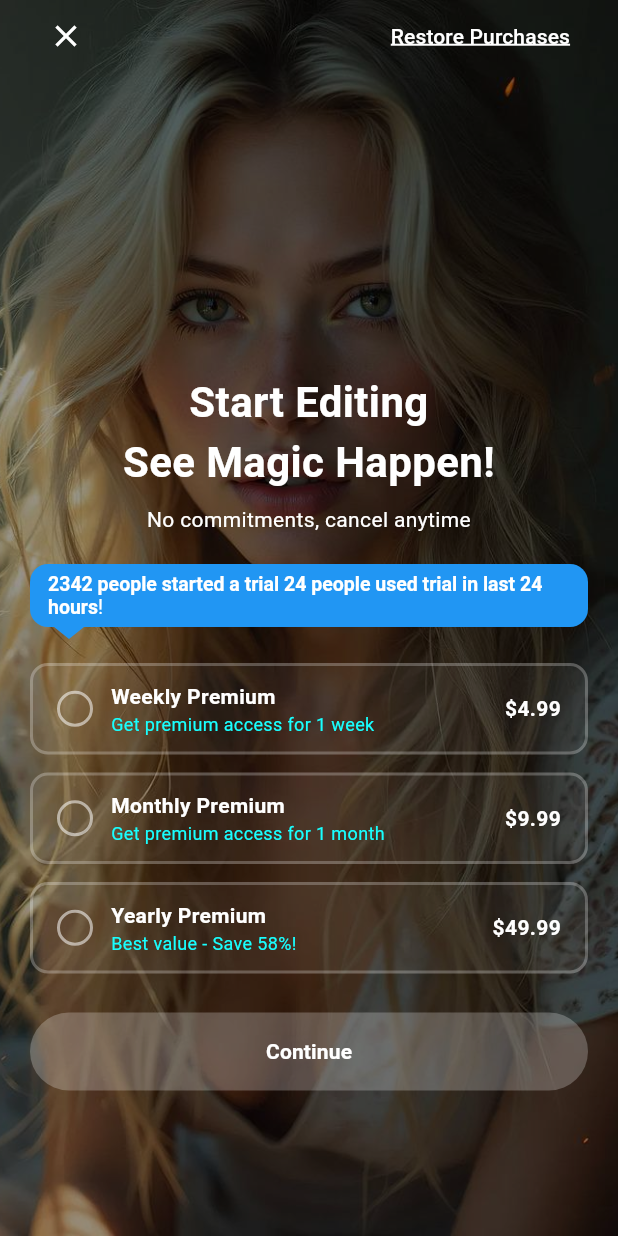
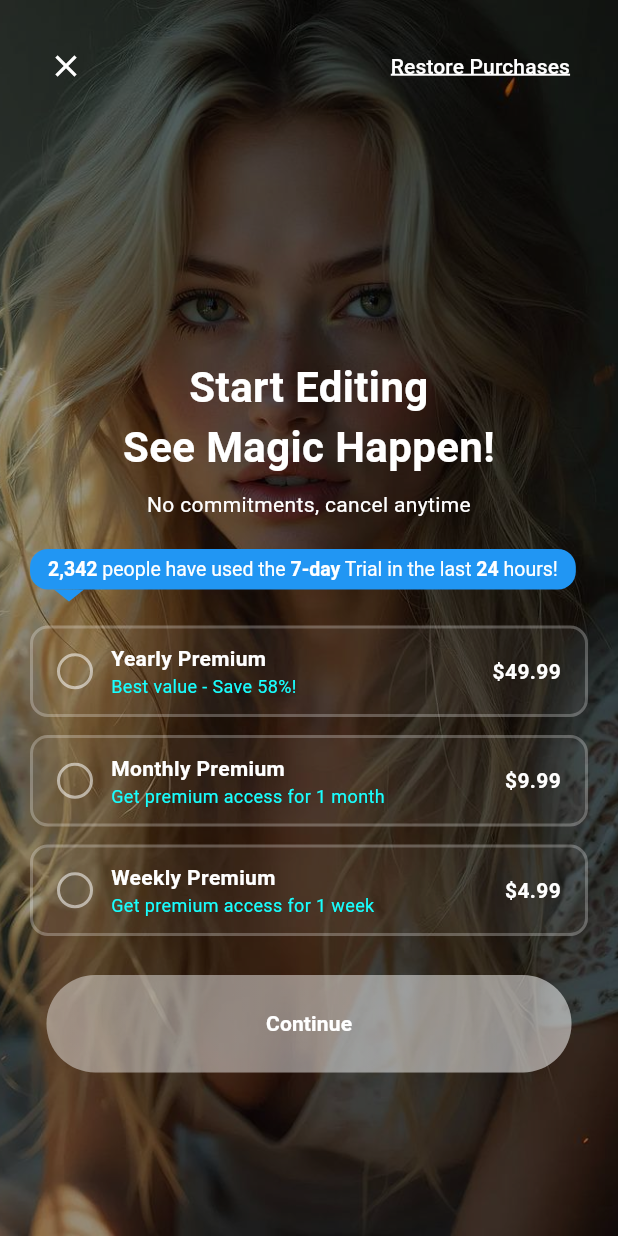
Before and after one commit to gorkemalgan/gui_paywall, a Flutter app: the screen it shows after launch, after a tap on "Video Up!", on a phone screen of 412 x 824 dp. Run offline on Flutter 3.47's test engine with Material 3 defaults, Android fonts, the phone set to English and light mode, and no system bars; our stand-ins replace carousel_slider, flutter_svg, lottie; missing offline and left inert: desktop_window; generated files the repository leaves out were written again.

Commit message:
Refactor VideoUpScreen layout by adjusting spacing, sorting product options, and enhancing button design for improved user experience.

```diff
--- a/lib/src/paywalls/paywall_videoup.dart
+++ b/lib/src/paywalls/paywall_videoup.dart
@@ -52,6 +52,7 @@ class _VideoUpScreenState extends State<VideoUpScreen> with PaywallSanityCheck<V
                           child: Column(
                             crossAxisAlignment: CrossAxisAlignment.stretch,
                             children: [
+                              const SizedBox(height: 20), //new line
                               Row(
                                 mainAxisAlignment: MainAxisAlignment.spaceBetween,
                                 children: [
@@ -76,7 +77,7 @@ class _VideoUpScreenState extends State<VideoUpScreen> with PaywallSanityCheck<V
                                 ],
                               ),
                               // Pushes down with Spacer
-                              const SizedBox(height: 200),
+                              const SizedBox(height: 170),
                               // The areas we want to appear below:
                               Text(
                                 context.localizations.startEditingSeeMagicHappen,
@@ -99,17 +100,22 @@ class _VideoUpScreenState extends State<VideoUpScreen> with PaywallSanityCheck<V
                                     child: RichText(
                                       text: TextSpan(
                                         style: const TextStyle(color: Colors.white, fontSize: 13),
-                                        children: [
-                                          TextSpan(
-                                            text: context.localizations.trialUserCount('2342'),
-                                            style: const TextStyle(fontWeight: FontWeight.bold),
+                                        children: <TextSpan>[
+                                          const TextSpan(
+                                            text: '2,342',
+                                            style: TextStyle(fontWeight: FontWeight.bold),
                                           ),
-                                          const TextSpan(text: ' '),
-                                          TextSpan(
-                                            text: context.localizations.trialUsedInLastHours('24'),
-                                            style: const TextStyle(fontWeight: FontWeight.bold),
+                                          const TextSpan(text: ' people have used the '),
+                                          const TextSpan(
+                                            text: '7-day',
+                                            style: TextStyle(fontWeight: FontWeight.bold),
                                           ),
-                                          const TextSpan(text: '!'),
+                                          const TextSpan(text: ' Trial in the last '),
+                                          const TextSpan(
+                                            text: '24',
+                                            style: TextStyle(fontWeight: FontWeight.bold),
+                                          ),
+                                          const TextSpan(text: ' hours!'),
                                         ],
                                       ),
                                     ),
@@ -125,16 +131,40 @@ class _VideoUpScreenState extends State<VideoUpScreen> with PaywallSanityCheck<V
                               ),
                               const SizedBox(height: 10),
 
-                              ...widget.paywall.products.map(
+                              ...(() {
+                                final sortedProducts = [...widget.paywall.products];
+                                sortedProducts.sort((a, b) {
+                                  // Yearly başa, weekly sona
+                                  if (a.period.displayName.toLowerCase().contains('year')) return -1;
+                                  if (b.period.displayName.toLowerCase().contains('year')) return 1;
+                                  if (a.period.displayName.toLowerCase().contains('week')) return 1;
+                                  if (b.period.displayName.toLowerCase().contains('week')) return -1;
+                                  return 0;
+                                });
+                                return sortedProducts.map(
                                   (product) => buildOptionTile(
                                     title: product.title ?? product.period.localizedName(context),
                                     subtitle: product.description ?? '',
                                     price: product.priceString_,
                                     value: product.storeId,
                                   ),
+                                );
+                              })(),
+                              const SizedBox(height: 20),
+                              Row(
+                                mainAxisAlignment: MainAxisAlignment.center,
+                                children: [
+                                  SizedBox(
+                                    height: 65,
+                                    width: 350,
+                                    child: AnimatedContainer(
+                                      duration: const Duration(milliseconds: 350),
+                                      curve: Curves.easeInOut,
+                                      decoration: BoxDecoration(
+                                        color: selectedPlanStoreId == null ? Colors.white24 : Colors.cyanAccent,
+                                        borderRadius: BorderRadius.circular(40),
                                       ),
-                              const SizedBox(height: 20),
-                              ElevatedButton(
+                                      child: ElevatedButton(
                                         onPressed: () {
                                           if (selectedPlanStoreId != null) {
                                             final selectedProduct = widget.paywall.products.firstWhere((p) => p.storeId == selectedPlanStoreId);
@@ -142,17 +172,53 @@ class _VideoUpScreenState extends State<VideoUpScreen> with PaywallSanityCheck<V
                                           }
                                         },
                                         style: ElevatedButton.styleFrom(
-                                  backgroundColor: selectedPlanStoreId == null ? Colors.white24 : Colors.cyanAccent,
+                                          backgroundColor: Colors.transparent,
                                           foregroundColor: selectedPlanStoreId == null ? Colors.white : Colors.black,
                                           shadowColor: Colors.transparent,
                                           elevation: 0,
                                           shape: const StadiumBorder(),
+                                          padding: EdgeInsets.zero,
+                                        ),
+                                        child: Container(
+                                          width: double.infinity,
                                           padding: const EdgeInsets.symmetric(vertical: 16),
+                                          decoration: BoxDecoration(
+                                            gradient: LinearGradient(
+                                              colors: selectedPlanStoreId == null
+                                                  ? [Colors.white24, Colors.white38]
+                                                  : [Colors.cyanAccent, Colors.cyan],
+                                              begin: Alignment.centerLeft,
+                                              end: Alignment.centerRight,
                                             ),
-                                child: Text(context.localizations.continueBtn, style: const TextStyle(fontWeight: FontWeight.bold)),
+                                            borderRadius: BorderRadius.circular(40),
+                                          ),
+                                          child: Center(
+                                            child: Text(
+                                              context.localizations.continueBtn,
+                                              style: TextStyle(
+                                                fontWeight: FontWeight.bold,
+                                                color: selectedPlanStoreId == null ? Colors.white : Colors.black,
+                                              ),
+                                            ),
+                                          ),
+                                        ),
+                                      ),
+                                    ),
+                                  ),
+                                ],
                               ),
                               const SizedBox(height: 10),
-                              Builder(
+                              const SizedBox(height: 8),
+                              AnimatedSwitcher(
+                                duration: const Duration(milliseconds: 1200),
+                                transitionBuilder: (child, animation) => SlideTransition(
+                                  position: Tween<Offset>(
+                                    begin: const Offset(0, -0.05),
+                                    end: Offset.zero,
+                                  ).animate(CurvedAnimation(parent: animation, curve: Curves.easeInOutCubic)),
+                                  child: FadeTransition(opacity: animation, child: child),
+                                ),
+                                child: Builder(
                                   builder: (context) {
                                     final selectedProduct = selectedPlanStoreId != null
                                         ? widget.paywall.products.firstWhere((p) => p.storeId == selectedPlanStoreId)
@@ -175,10 +241,12 @@ class _VideoUpScreenState extends State<VideoUpScreen> with PaywallSanityCheck<V
 
                                     return Text(
                                       disclaimerText,
+                                      key: ValueKey(disclaimerText),
                                       textAlign: TextAlign.center,
                                       style: const TextStyle(color: Colors.white70, fontSize: 11),
                                     );
                                   },
+                                ),
                               ),
                               // Optionally, we can add another Spacer at the end to strengthen centering
                               const Spacer(),
@@ -187,7 +255,7 @@ class _VideoUpScreenState extends State<VideoUpScreen> with PaywallSanityCheck<V
                         ),
 
                         // 🔽 FOOTER APPEARS AT THE BOTTOM OF THE SCREEN
-                        const SizedBox(height: 30),
+                        //const SizedBox(height: 0),
                         PaywallFullFooter(paywallConfig: widget.paywall),
                       ],
                     ),
```
Also changed, not shown: lib/src/paywalls/paywall_photogrid.dart (added). Lines whose indentation alone changed are shown as unchanged.
